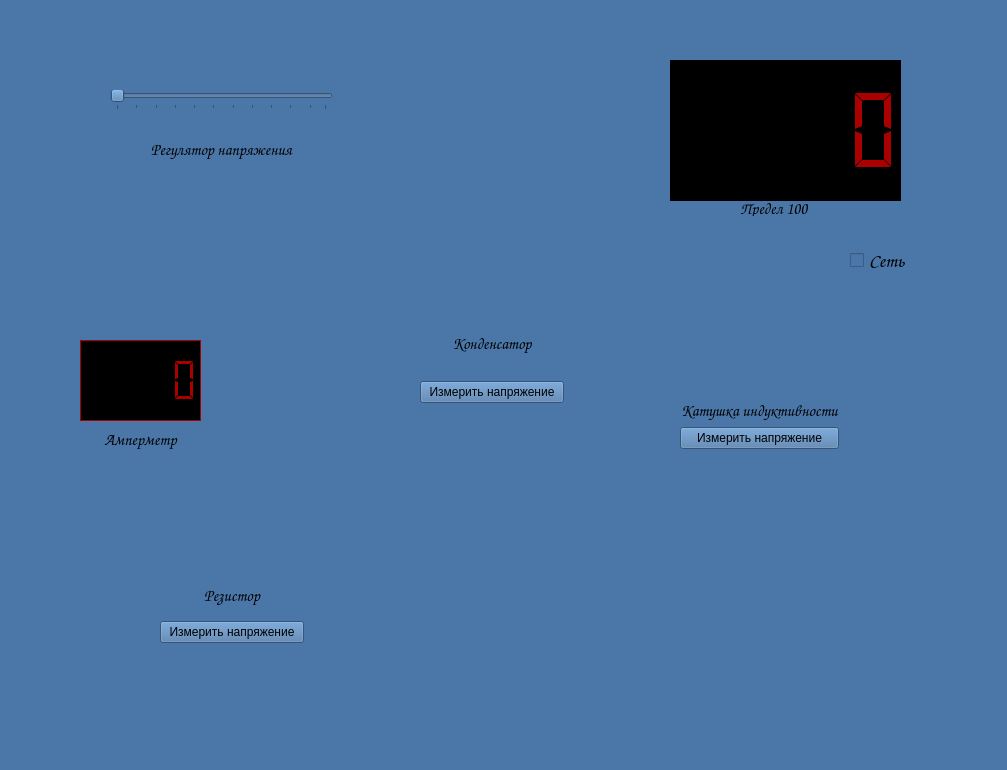
doktorfish0078/SimulationOfLaboratoryWork, file laba15.ui: the form before one commit.
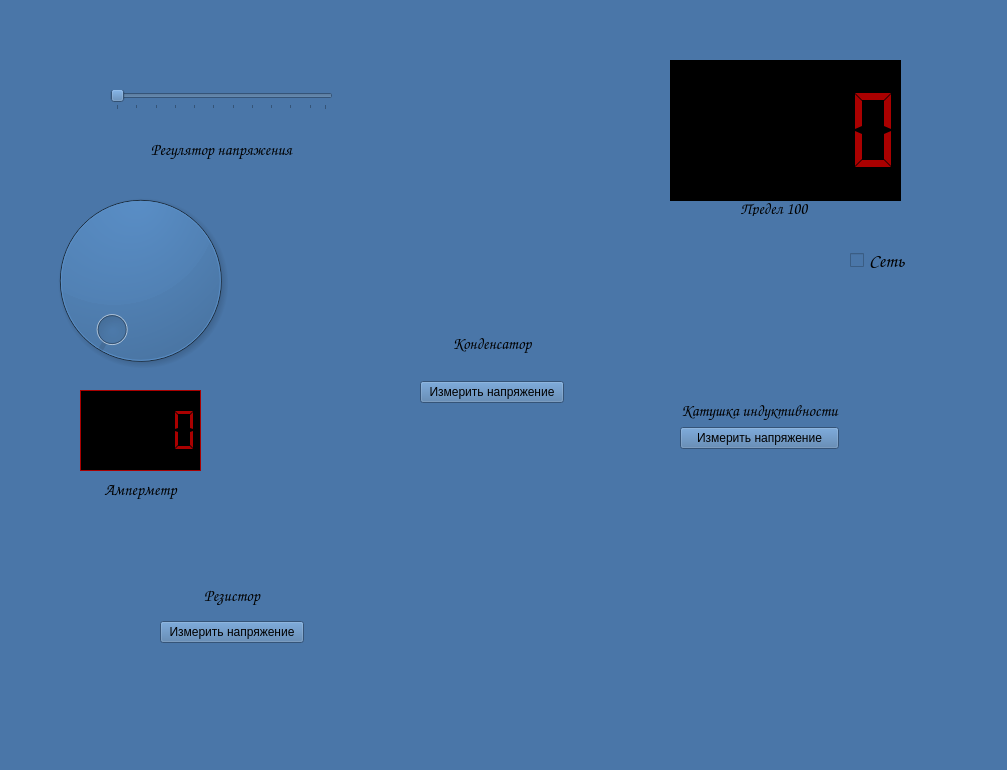
The form after the commit. Icons and pictures are not drawn.

Commit message:
NEWHUBABUBA(realtime)SUPERDIAL
сделол циферблут

Diff of the .ui file:
```diff
--- a/laba15.ui
+++ b/laba15.ui
@@ -21,7 +21,7 @@
     <property name="geometry">
      <rect>
       <x>80</x>
-      <y>340</y>
+      <y>390</y>
       <width>121</width>
       <height>111</height>
      </rect>
@@ -461,6 +461,28 @@
      </item>
     </layout>
    </widget>
+   <widget class="QDial" name="dial">
+    <property name="geometry">
+     <rect>
+      <x>20</x>
+      <y>180</y>
+      <width>241</width>
+      <height>201</height>
+     </rect>
+    </property>
+    <property name="maximum">
+     <number>55</number>
+    </property>
+    <property name="invertedAppearance">
+     <bool>false</bool>
+    </property>
+    <property name="invertedControls">
+     <bool>false</bool>
+    </property>
+    <property name="wrapping">
+     <bool>false</bool>
+    </property>
+   </widget>
   </widget>
   <widget class="QMenuBar" name="menubar">
    <property name="geometry">
```
The commit also changes 1 other file.
